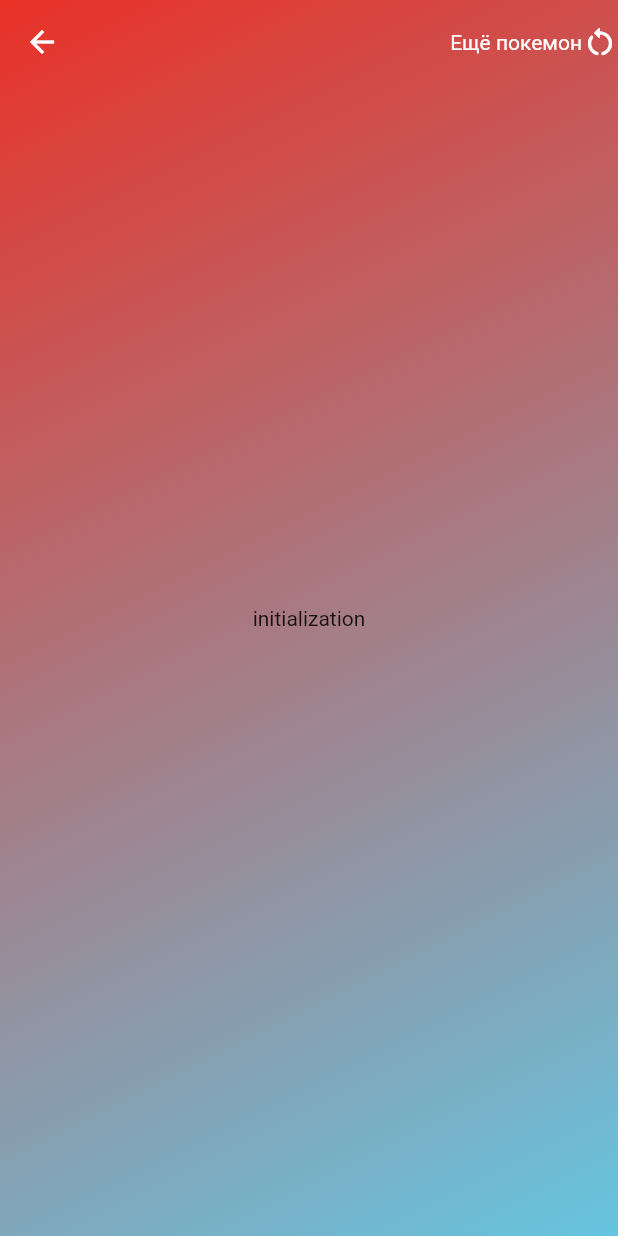
After one commit to Deathstar-git/pokemon_test_case, a Flutter app: the RandomPokemonPage screen opened by its route, on a phone screen of 412 x 824 dp. The commit adds this screen. Run offline on Flutter 3.47's test engine with Material 2 defaults, Android fonts, the phone set to English and light mode, and no system bars; our stand-ins replace auto_route, dio, flutter_bloc, freezed_annotation, get_it, injectable and 1 more; generated files the repository leaves out were written again.

Commit message:
Добавил экран со случайным покемоном,сделал карточку для покемона,реализовал получение картинки покемона с офиц.покедекса

```diff
--- a/lib/domain/features/pokemon/models/pokemon.dart
+++ b/lib/domain/features/pokemon/models/pokemon.dart
@@ -5,12 +5,19 @@ part 'pokemon.freezed.dart';
 @freezed
 class Pokemon with _$Pokemon {
   factory Pokemon({
+    required int id,
     required String name,
-    required int baseExperience,
-    required int order,
-    required bool isDefault,
+    // required List<Ability> abilities,
     required int height,
     required int weight,
   }) = _Pokemon;
 
 }
+
+@freezed
+class Ability with _$Ability {
+  const factory Ability({
+    required String name,
+    required String url,
+  }) = _Ability;
+}
--- a/lib/ui/common/colors.dart
+++ b/lib/ui/common/colors.dart
@@ -7,7 +7,10 @@ class AppColors {
   static const Color red = Color(0xffE93127);
   static const Color blue = Color(0xff66C5E0);
   static const Color yellow = Color(0xffFFC702);
-  static const Color blueText = Color(0xff1F5CAC);
+  static const Color darkBlue = Color(0x801f5cac);
+  static const Color lightYellow = Color(0xffFFDB8B);
+  static const Color strokeBorder = Color(0xffDBDBDB);
+
 
 
 }
--- a/lib/ui/features/main_page/main_page.dart
+++ b/lib/ui/features/main_page/main_page.dart
@@ -108,7 +108,7 @@ class MainPageState extends State {
                                                  foreground: Paint()
                                                    ..style = PaintingStyle.stroke
                                                    ..strokeWidth = 3
-                                                   ..color = AppColors.blueText
+                                                   ..color = AppColors.darkBlue
                                              )
                                          ),
                                          Text(
@@ -169,7 +169,7 @@ class MainPageState extends State {
                                               foreground: Paint()
                                                 ..style = PaintingStyle.stroke
                                                 ..strokeWidth = 3
-                                                ..color = AppColors.blueText
+                                                ..color = AppColors.darkBlue
                                           )
                                       ),
                                       Text(
--- a/lib/ui/features/random_pokemon_page/random_pokemon_page.dart
+++ b/lib/ui/features/random_pokemon_page/random_pokemon_page.dart
@@ -1,5 +1,7 @@
 import 'package:flutter/material.dart';
 import 'package:flutter_bloc/flutter_bloc.dart';
+import 'package:pokemon_test_case/ui/features/widgets/animated_background.dart';
+import 'package:pokemon_test_case/ui/features/widgets/pokemon_card.dart';
 import '../../../bloc/pokemon_bloc/pokemon_bloc.dart';
 import '../../common/colors.dart';
 
@@ -12,18 +14,61 @@ class RandomPokemonPage extends StatelessWidget {
     return BlocBuilder<PokemonBloc, PokemonState>(
         builder: (context, state) {
           return Scaffold(
+              extendBodyBehindAppBar: true,
+              // backgroundColor: Colors.red,
+              appBar: AppBar(
+                backgroundColor: Colors.transparent,
+                elevation: 0,
+                actions: [
+                    InkWell(
+                      onTap: () {
+                        context.read<PokemonBloc>().add(const PokemonEvent.getRandomPokemonById());
+                      },
+                      child: Row(
+                          children: const [
+                        Text('Ещё покемон'),
+                        Icon(Icons.restart_alt_rounded)
+                      ])
+                    )
+                ],
+              ),
               body: state.when(
                   initial: () {
-                    return const Text('initialization');
+                    return const AnimatedBackground(child: Center(child:Text('initialization')));
                   },
                   loading: () {
-                    return const Text('loading');
+                    // return const AnimatedBackground(child: Center(child:Text('loading')));
+                    return  Center(
+                        child: Column(
+                        mainAxisAlignment: MainAxisAlignment.center,
+                        children: const [
+                          Text('Ищем покемона..'),
+                    Padding(
+                    padding: EdgeInsets.all(20),
+                    child: LinearProgressIndicator(
+                    color: AppColors.yellow,
+                    backgroundColor: AppColors.lightYellow,
+                                ),
+                              )
+                        ])
+                    );
                   },
                   loaded: (pokemon) {
-                    return Center(child: Text(pokemon.name));
+                    return AnimatedBackground(
+                        child: Padding(
+                            padding: const EdgeInsets.symmetric(horizontal: 10),
+                            child:Center(
+                            child:PokemonCard(pokemon:pokemon)
+                          )
+                        )
+                    );
                   },
-                 error: (String message) {
-                   return Text(message);
+                 error: (message) {
+                   return AnimatedBackground(
+                       child: Center(
+                           child:Text(message)
+                       )
+                   );
                  }
               )
           );
--- a/lib/ui/features/splash_page/splash_page.dart
+++ b/lib/ui/features/splash_page/splash_page.dart
@@ -22,8 +22,8 @@ class SplashPage extends StatelessWidget {
                       const Padding(
                           padding: EdgeInsets.all(20),
                           child: LinearProgressIndicator(
-                            color: Colors.amber,
-                            backgroundColor: Colors.amberAccent,
+                            color: AppColors.yellow,
+                            backgroundColor: AppColors.lightYellow,
                           ),
                       )
                     ]
--- /dev/null
+++ b/lib/ui/features/widgets/animated_background.dart
@@ -0,0 +1,64 @@
+import 'dart:async';
+import 'package:flutter/material.dart';
+import '../../common/colors.dart';
+
+class AnimatedBackground extends StatefulWidget {
+  final Widget child;
+  const AnimatedBackground({super.key, required this.child});
+
+  @override
+  State<AnimatedBackground> createState() => _AnimatedBackgroundState();
+
+}
+
+class _AnimatedBackgroundState extends State<AnimatedBackground> {
+  final List _colors = [
+    AppColors.red,
+    AppColors.blue,
+  ];
+
+  int _currentColorIndex = 0;
+  late Timer _timer;
+  late  Widget _child;
+  @override
+  void initState() {
+    super.initState();
+    _child = widget.child;
+    _startTimer();
+  }
+
+  // Start the timer
+  void _startTimer() {
+    // Set up a periodic timer that triggers the color change every 3 seconds
+    _timer = Timer.periodic(const Duration(seconds: 3), (timer) {
+      setState(() {
+        _currentColorIndex = (_currentColorIndex + 1) % _colors.length;
+      });
+    });
+  }
+
+  // Cancel the timer when the widget is disposed
+  @override
+  void dispose() {
+    _timer.cancel();
+    super.dispose();
+  }
+
+  @override
+  Widget build(BuildContext context) {
+    return AnimatedContainer(
+      duration: const Duration(seconds: 1),
+      decoration: BoxDecoration(
+        gradient: LinearGradient(
+          colors: [
+            _colors[_currentColorIndex], // Use the current color
+            _colors[(_currentColorIndex + 1) % _colors.length], // Use the next color in the list
+          ],
+          begin: Alignment.topLeft,
+          end: Alignment.bottomRight,
+        ),
+      ),
+      child: _child
+    );
+  }
+}
```
Also changed, not shown: lib/bloc/pokemon_bloc/pokemon_bloc.dart (+4 -4 lines), lib/infrascructure/features/pokemon/dtos/pokemon_dto.dart (+25 -6 lines), lib/ui/features/widgets/pokemon_card.dart (added, +64 -0 lines), lib/domain/features/pokemon/models/pokemon.freezed.dart, lib/infrascructure/features/pokemon/dtos/pokemon_dto.freezed.dart, lib/infrascructure/features/pokemon/dtos/pokemon_dto.g.dart.
